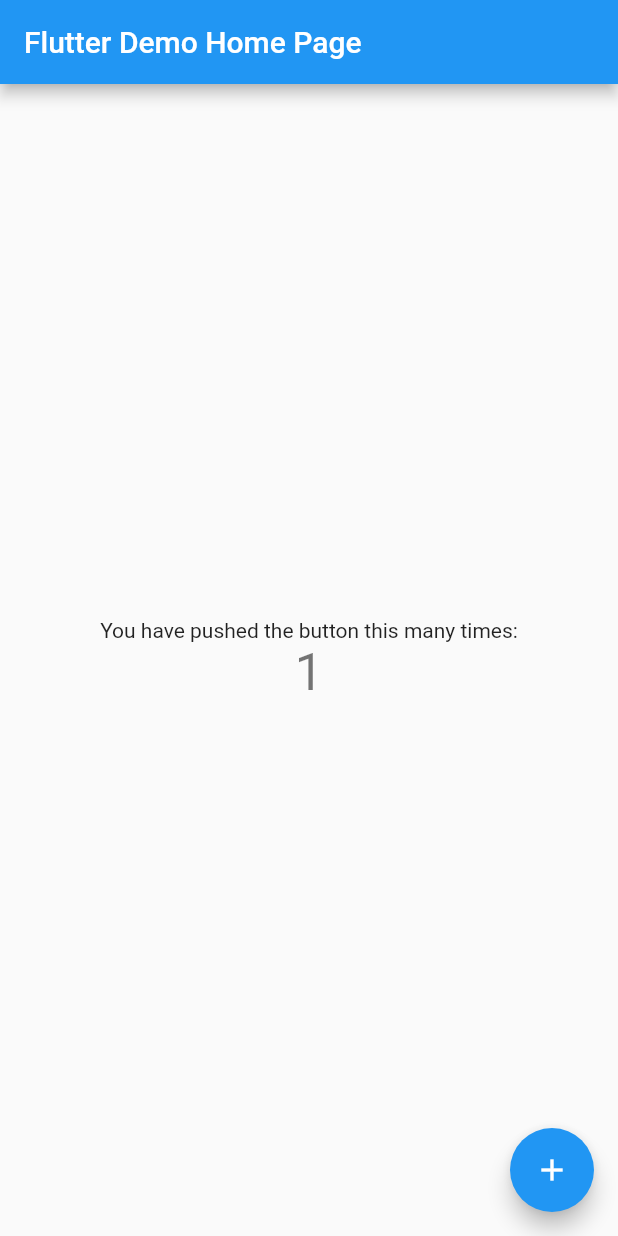
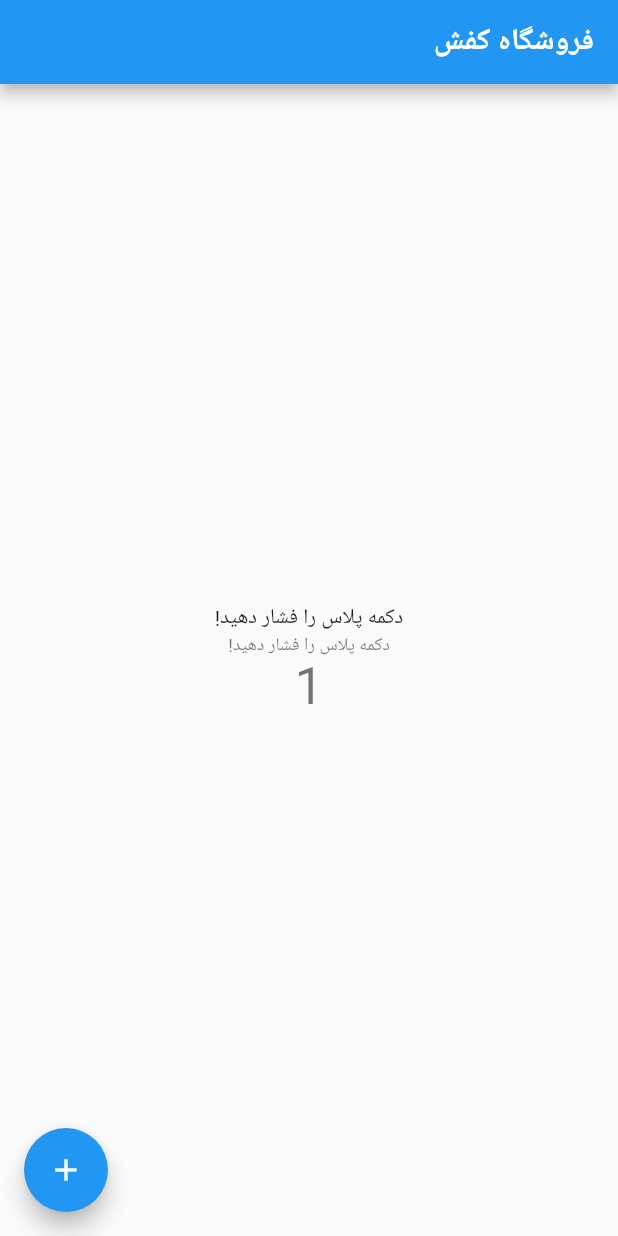
Before and after one commit to momenzadh/momenzadhpeojectlink, a Flutter app: the screen it shows after launch, after a tap on the "add" icon, on a phone screen of 412 x 824 dp. Run offline on Flutter 3.47's test engine with Material 2 defaults, Android fonts, the phone set to English and light mode, and no system bars; Roboto replaces fonts that are missing (badr).

Commit message:
COMMIT PROJECT

```diff
--- a/lib/main.dart
+++ b/lib/main.dart
@@ -1,3 +1,129 @@
+import 'package:flutter/material.dart';
+
+void main() {
+  runApp(const MyApp());
+}
+
+class MyApp extends StatelessWidget {
+  const MyApp({super.key});
+
+  // This widget is the root of your application.
+  @override
+  Widget build(BuildContext context) {
+    const defaultTextStyle = TextStyle(fontFamily: 'badr');
+    return MaterialApp(
+      title: 'Flutter Demo',
+      theme: ThemeData(
+        // This is the theme of your application.
+        //
+        // Try running your application with "flutter run". You'll see the
+        // application has a blue toolbar. Then, without quitting the app, try
+        // changing the primarySwatch below to Colors.green and then invoke
+        // "hot reload" (press "r" in the console where you ran "flutter run",
+        // or simply save your changes to "hot reload" in a Flutter IDE).
+        // Notice that the counter didn't reset back to zero; the application
+        // is not restarted.
+        textTheme: TextTheme(
+          caption: defaultTextStyle,
+          bodyText2: defaultTextStyle,headline6: defaultTextStyle.copyWith(fontWeight: FontWeight.bold),
+        ),
+        primarySwatch: Colors.blue,
+      ),
+      home: const Directionality(textDirection: TextDirection.rtl,
+      child: MyHomePage(title: 'فروشگاه کفش')),
+    );
+  }
+}
+
+class MyHomePage extends StatefulWidget {
+  const MyHomePage({super.key, required this.title});
+
+  // This widget is the home page of your application. It is stateful, meaning
+  // that it has a State object (defined below) that contains fields that affect
+  // how it looks.
+
+  // This class is the configuration for the state. It holds the values (in this
+  // case the title) provided by the parent (in this case the App widget) and
+  // used by the build method of the State. Fields in a Widget subclass are
+  // always marked "final".
+
+  final String title;
+
+  @override
+  State<MyHomePage> createState() => _MyHomePageState();
+}
+
+class _MyHomePageState extends State<MyHomePage> {
+  int _counter = 0;
+
+  void _incrementCounter() {
+    setState(() {
+      // This call to setState tells the Flutter framework that something has
+      // changed in this State, which causes it to rerun the build method below
+      // so that the display can reflect the updated values. If we changed
+      // _counter without calling setState(), then the build method would not be
+      // called again, and so nothing would appear to happen.
+      _counter++;
+    });
+  }
+
+  @override
+  Widget build(BuildContext context) {
+    // This method is rerun every time setState is called, for instance as done
+    // by the _incrementCounter method above.
+    //
+    // The Flutter framework has been optimized to make rerunning build methods
+    // fast, so that you can just rebuild anything that needs updating rather
+    // than having to individually change instances of widgets.
+    return Scaffold(
+      appBar: AppBar(
+        // Here we take the value from the MyHomePage object that was created by
+        // the App.build method, and use it to set our appbar title.
+        title: Text(widget.title),
+      ),
+      body: Center(
+        // Center is a layout widget. It takes a single child and positions it
+        // in the middle of the parent.
+        child: Column(
+          // Column is also a layout widget. It takes a list of children and
+          // arranges them vertically. By default, it sizes itself to fit its
+          // children horizontally, and tries to be as tall as its parent.
+          //
+          // Invoke "debug painting" (press "p" in the console, choose the
+          // "Toggle Debug Paint" action from the Flutter Inspector in Android
+          // Studio, or the "Toggle Debug Paint" command in Visual Studio Code)
+          // to see the wireframe for each widget.
+          //
+          // Column has various properties to control how it sizes itself and
+          // how it positions its children. Here we use mainAxisAlignment to
+          // center the children vertically; the main axis here is the vertical
+          // axis because Columns are vertical (the cross axis would be
+          // horizontal).
+          mainAxisAlignment: MainAxisAlignment.center,
+          children: <Widget>[
+            const Text(
+              'دکمه پلاس را فشار دهید!',
+            ),
+             Text(
+              'دکمه پلاس را فشار دهید!',
+               style: Theme.of(context).textTheme.caption,
+            ),
+            Text(
+              '$_counter',
+              style: Theme.of(context).textTheme.headlineMedium,
+            ),
+          ],
+        ),
+      ),
+      floatingActionButton: FloatingActionButton(
+        onPressed: _incrementCounter,
+        tooltip: 'Increment',
+        child: const Icon(Icons.add),
+      ), // This trailing comma makes auto-formatting nicer for build methods.
+    );
+  }
+}
+=======
 import 'package:flutter/material.dart';
 
 void main() {
@@ -113,3 +239,4 @@ class _MyHomePageState extends State<MyHomePage> {
     );
   }
 }
+>>>>>>> origin/main
--- /dev/null
+++ b/lib/theme.dart
@@ -0,0 +1,3 @@
+class LightThemeColors{
+
+}
--- a/momenzadhpeojectlink/analysis_options.yaml
+++ /dev/null
@@ -1,61 +0,0 @@
-<<<<<<< HEAD
-# This file configures the analyzer, which statically analyzes Dart code to
-# check for errors, warnings, and lints.
-#
-# The issues identified by the analyzer are surfaced in the UI of Dart-enabled
-# IDEs (https://dart.dev/tools#ides-and-editors). The analyzer can also be
-# invoked from the command line by running `flutter analyze`.
-
-# The following line activates a set of recommended lints for Flutter apps,
-# packages, and plugins designed to encourage good coding practices.
-include: package:flutter_lints/flutter.yaml
-
-linter:
-  # The lint rules applied to this project can be customized in the
-  # section below to disable rules from the `package:flutter_lints/flutter.yaml`
-  # included above or to enable additional rules. A list of all available lints
-  # and their documentation is published at
-  # https://dart-lang.github.io/linter/lints/index.html.
-  #
-  # Instead of disabling a lint rule for the entire project in the
-  # section below, it can also be suppressed for a single line of code
-  # or a specific dart file by using the `// ignore: name_of_lint` and
-  # `// ignore_for_file: name_of_lint` syntax on the line or in the file
-  # producing the lint.
-  rules:
-    # avoid_print: false  # Uncomment to disable the `avoid_print` rule
-    # prefer_single_quotes: true  # Uncomment to enable the `prefer_single_quotes` rule
-
-# Additional information about this file can be found at
-# https://dart.dev/guides/language/analysis-options
-=======
-# This file configures the analyzer, which statically analyzes Dart code to
-# check for errors, warnings, and lints.
-#
-# The issues identified by the analyzer are surfaced in the UI of Dart-enabled
-# IDEs (https://dart.dev/tools#ides-and-editors). The analyzer can also be
-# invoked from the command line by running `flutter analyze`.
-
-# The following line activates a set of recommended lints for Flutter apps,
-# packages, and plugins designed to encourage good coding practices.
-include: package:flutter_lints/flutter.yaml
-
-linter:
-  # The lint rules applied to this project can be customized in the
-  # section below to disable rules from the `package:flutter_lints/flutter.yaml`
-  # included above or to enable additional rules. A list of all available lints
-  # and their documentation is published at
-  # https://dart-lang.github.io/linter/lints/index.html.
-  #
-  # Instead of disabling a lint rule for the entire project in the
-  # section below, it can also be suppressed for a single line of code
-  # or a specific dart file by using the `// ignore: name_of_lint` and
-  # `// ignore_for_file: name_of_lint` syntax on the line or in the file
-  # producing the lint.
-  rules:
-    # avoid_print: false  # Uncomment to disable the `avoid_print` rule
-    # prefer_single_quotes: true  # Uncomment to enable the `prefer_single_quotes` rule
-
-# Additional information about this file can be found at
-# https://dart.dev/guides/language/analysis-options
->>>>>>> origin/main
```
Also changed, not shown: momenzadhpeojectlink/assets/fonts/badr.ttf (deleted), 24 other files.
